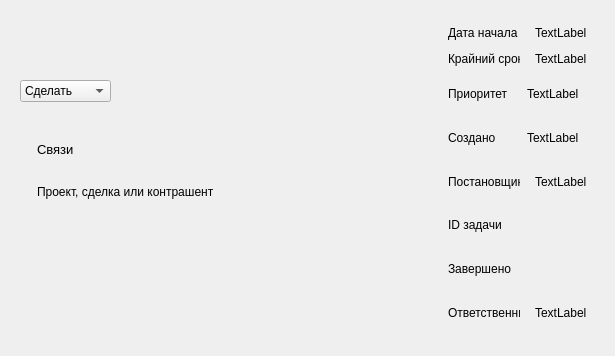
Before: the Qt Designer form Task.ui in Barnaga/TerraCRM, drawn with Qt 5.
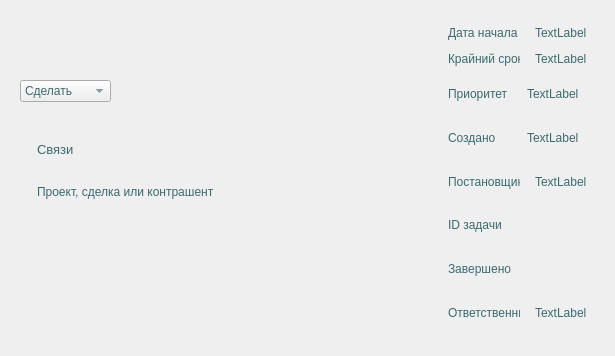
After: the same form once the commit is applied.

What changed in the file:
```diff
--- a/Task.ui
+++ b/Task.ui
@@ -19,7 +19,11 @@
 }
 TaskClass {
 	background-color: rgb(240, 240, 240);
-}</string>
+}
+QWidget {
+	color: rgb(55, 107, 113);
+}
+</string>
   </property>
   <widget class="QComboBox" name="statusBox">
    <property name="geometry">
```
